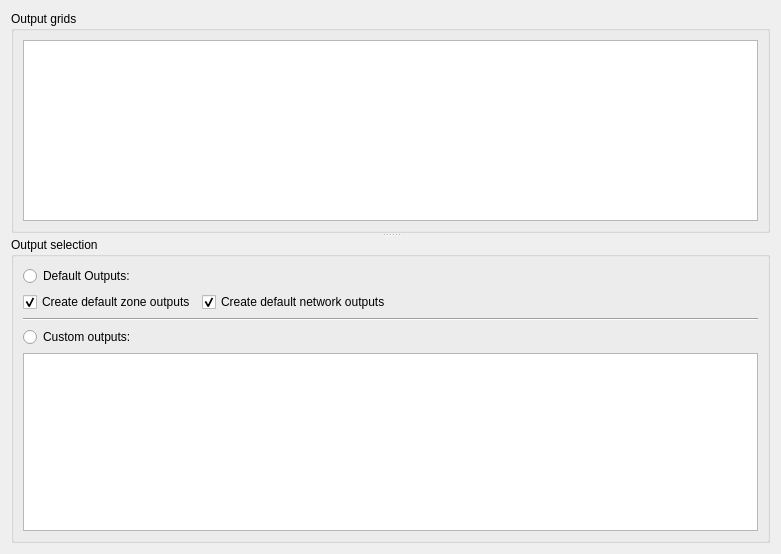
The window that SIM-VICUS/src/SVSimulationOutputOptions.ui (ghorwin/SIM-VICUS) describes before a commit, drawn with Qt 5.
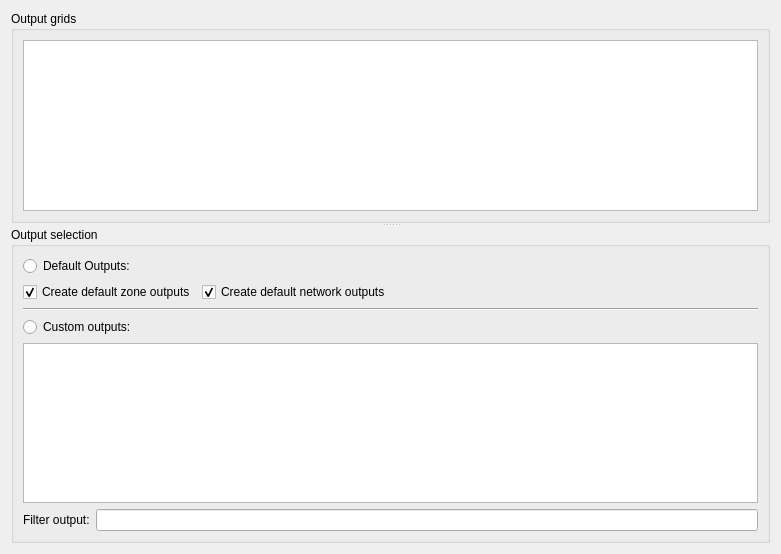
The same window after the commit.

Commit message: Exporting of output definitions implemented and working (still some things to do)

What changed in the file:
```diff
--- a/SIM-VICUS/src/SVSimulationOutputOptions.ui
+++ b/SIM-VICUS/src/SVSimulationOutputOptions.ui
@@ -37,15 +37,15 @@
       <property name="title">
        <string>Output selection</string>
       </property>
-      <layout class="QVBoxLayout" name="verticalLayout">
-       <item>
+      <layout class="QGridLayout" name="gridLayout">
+       <item row="0" column="0">
         <widget class="QRadioButton" name="radioButtonDefault">
          <property name="text">
           <string>Default Outputs:</string>
          </property>
         </widget>
        </item>
-       <item>
+       <item row="1" column="0">
         <layout class="QHBoxLayout" name="horizontalLayout">
          <item>
           <widget class="QCheckBox" name="checkBoxDefaultZoneOutputs">
@@ -82,22 +82,36 @@
          </item>
         </layout>
        </item>
-       <item>
+       <item row="2" column="0">
         <widget class="Line" name="line">
          <property name="orientation">
           <enum>Qt::Horizontal</enum>
          </property>
         </widget>
        </item>
-       <item>
+       <item row="3" column="0">
         <widget class="QRadioButton" name="radioButtonCustom">
          <property name="text">
           <string>Custom outputs:</string>
          </property>
         </widget>
        </item>
-       <item>
-        <widget class="QTableWidget" name="tableWidgetOutputList"/>
+       <item row="4" column="0">
+        <widget class="QTableView" name="tableViewOutputList"/>
+       </item>
+       <item row="5" column="0">
+        <layout class="QHBoxLayout" name="horizontalLayout_2">
+         <item>
+          <widget class="QLabel" name="label">
+           <property name="text">
+            <string>Filter output:</string>
+           </property>
+          </widget>
+         </item>
+         <item>
+          <widget class="QLineEdit" name="lineEdit"/>
+         </item>
+        </layout>
        </item>
       </layout>
      </widget>
```
The commit also changes 7 other files.
